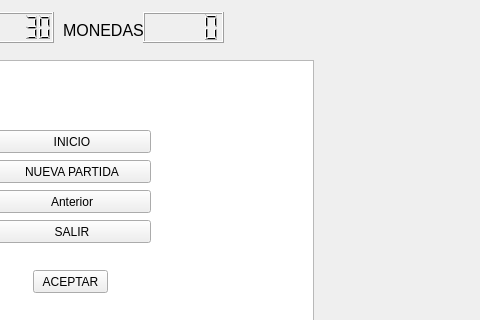
juanUrbinez/ProyectoFinal, file Codigo/Proyecto_final/mainwindow.ui: the form before one commit; both pictures show x 157 to 637 and y 0 to 320 of the 800 by 600 pixel window.
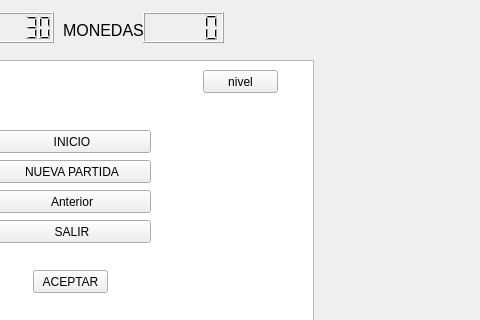
The form after the commit.

Commit message:
nivel 2 y 3
se han hecho los niveles 2 y 3

The edit to the form file:
```diff
--- a/Codigo/Proyecto_final/mainwindow.ui
+++ b/Codigo/Proyecto_final/mainwindow.ui
@@ -138,6 +138,19 @@
      <string>ACEPTAR</string>
     </property>
    </widget>
+   <widget class="QPushButton" name="nivel">
+    <property name="geometry">
+     <rect>
+      <x>360</x>
+      <y>70</y>
+      <width>75</width>
+      <height>23</height>
+     </rect>
+    </property>
+    <property name="text">
+     <string>nivel</string>
+    </property>
+   </widget>
   </widget>
   <widget class="QMenuBar" name="menubar">
    <property name="geometry">
```
The commit also changes 30 other files.
